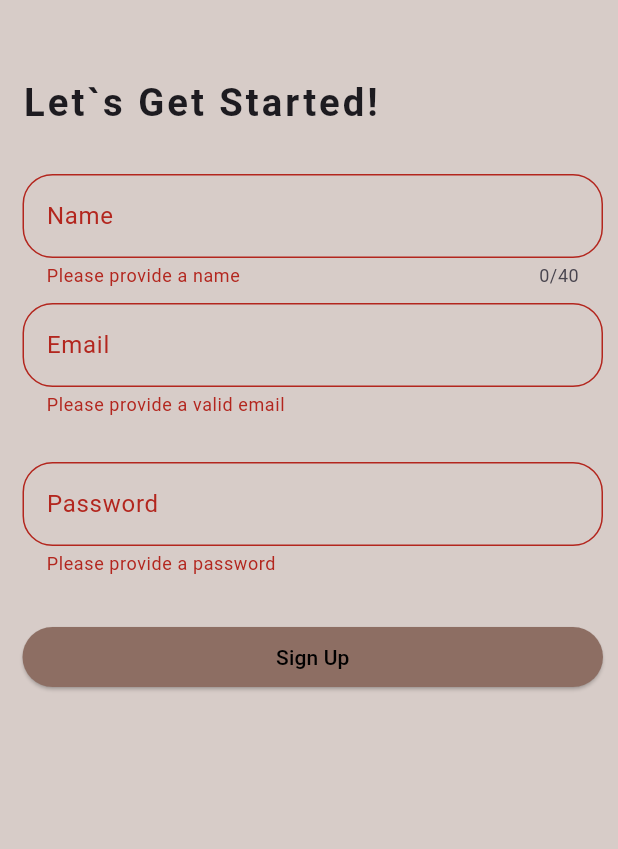
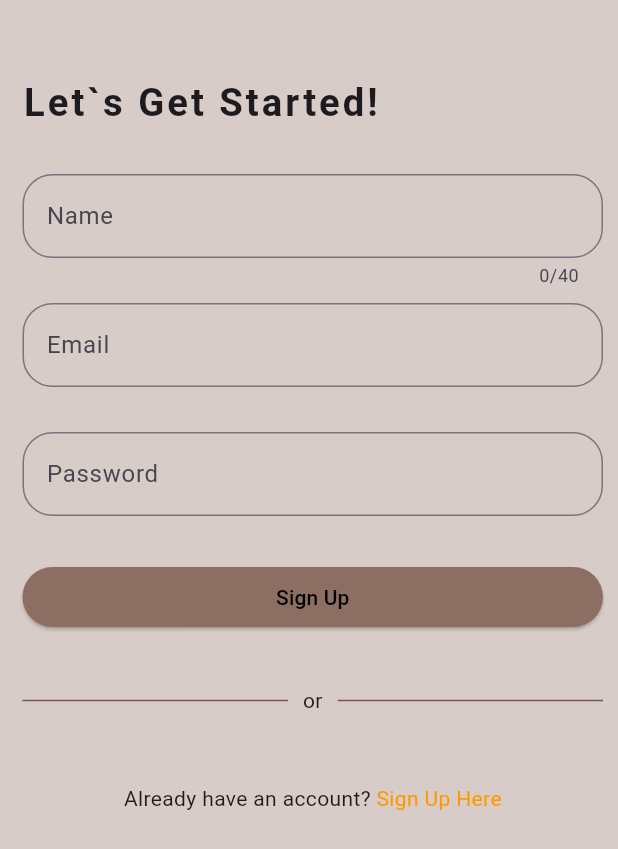
Before and after one commit to CelerinaD/Front-App, a Flutter app: the screen it shows after launch, after a tap on "Sign Up", on a phone screen of 412 x 824 dp. Shown: the top 849 px of the screen. Run offline on Flutter 3.47's test engine with Material 3 defaults, Android fonts, the phone set to English and light mode, and no system bars.

Commit message:
Activity 3

```diff
--- a/lib/main.dart
+++ b/lib/main.dart
@@ -6,7 +6,7 @@ import 'package:mobile_appfront/pages/signup.dart';
 import 'package:mobile_appfront/pages/login.dart';
 
 void main() => runApp(MaterialApp(
- initialRoute: '/signup',
+ initialRoute: '/login',
   routes: {
    '/' : (context) => Dashboard(),
    '/menu' : (context) => Menu(),
--- a/lib/pages/login.dart
+++ b/lib/pages/login.dart
@@ -19,12 +19,12 @@ class _LoginState extends State<Login> {
         backgroundColor: Colors.brown[100],
         body: SafeArea(
         child: Padding(
-        padding: EdgeInsets.fromLTRB(15.0, 50.0, 10.0, 0),
+        padding: EdgeInsets.fromLTRB(30.0, 60.0, 30.0, 0),
           child: Column(
           crossAxisAlignment: CrossAxisAlignment.start,
           children: <Widget>[
             Text(
-              'Let`s Get Started!',
+              'Welcome!',
               style: TextStyle(
                 fontWeight: FontWeight.w700,
                 letterSpacing: 2.0,
@@ -32,6 +32,11 @@ class _LoginState extends State<Login> {
               ),
             ),
             SizedBox(height: 10.0,),
+            Form(
+              key: formKey,
+              child: Column(
+                crossAxisAlignment: CrossAxisAlignment.stretch,
+                children: <Widget>[
             TextFormField(
               keyboardType: TextInputType.emailAddress,
               decoration: InputDecoration(
@@ -93,10 +98,35 @@ class _LoginState extends State<Login> {
                 foregroundColor: Colors.black,
               ),
             ),
+          SizedBox(height: 30.0,),
+          Row(
+            children: [
+              Text(
+                  'Don`t Have an account?',
+                style: TextStyle(
+                  color: Colors.black,
+                ),
+              ),
+              SizedBox(width: 5.0,),
+              InkWell(
+                child: Text(
+                  'Sign Up',
+                  style: TextStyle(
+
+                    color: Colors.orange[400],
+                  ),
+                ),
+                onTap: ()=> Navigator.popAndPushNamed(context, '/signup'),
+              )
+            ],
+          )
           ],
           ),
         ),
-          ),
+    ],
+     ),
+    ),
+        ),
     );
 
   }
--- a/lib/pages/signup.dart
+++ b/lib/pages/signup.dart
@@ -31,7 +31,9 @@ class _SignupState extends State<Signup> {
                   fontSize: 25.5,
                 ),
               ),
-              SizedBox(height: 30.0,),
+              SizedBox(
+                height: 30.0,
+              ),
               Form(
                 key: formKey,
                 child: Column(
@@ -42,78 +44,77 @@ class _SignupState extends State<Signup> {
                       decoration: InputDecoration(
                         label: Text('Name'),
                         border: OutlineInputBorder(
-                          borderRadius: BorderRadius.circular(20.0)
+                            borderRadius: BorderRadius.circular(20.0)),
                       ),
-                      ),
-                      validator: (value){
-                        if(value == null || value.isEmpty){
+                      validator: (value) {
+                        if (value == null || value.isEmpty) {
                           return 'Please provide a name';
                         }
-                        if(value.length < 2){
+                        if (value.length < 2) {
                           return 'Name should be atleast 3 letters long';
                         }
                         return null;
                       },
-                      onSaved: (value){
+                      onSaved: (value) {
                         name = value!;
                       },
                     ),
-                    SizedBox(height: 10.0,),
+                    SizedBox(
+                      height: 10.0,
+                    ),
                     TextFormField(
                       keyboardType: TextInputType.emailAddress,
                       decoration: InputDecoration(
                         label: Text('Email'),
                         border: OutlineInputBorder(
-                            borderRadius: BorderRadius.circular(20.0)
-
+                            borderRadius: BorderRadius.circular(20.0)),
                       ),
-
-                ),
-                      validator: (value){
-                        if(value == null || value.isEmpty){
+                      validator: (value) {
+                        if (value == null || value.isEmpty) {
                           return 'Please provide a valid email';
                         }
                         return null;
                       },
-                      onSaved: (value){
+                      onSaved: (value) {
                         email = value!;
                       },
                     ),
-                  SizedBox(height: 30.0,),
+                    SizedBox(
+                      height: 30.0,
+                    ),
                     TextFormField(
                       obscureText: true,
                       decoration: InputDecoration(
                         label: Text('Password'),
                         border: OutlineInputBorder(
-                          borderRadius: BorderRadius.circular(20.0)
+                            borderRadius: BorderRadius.circular(20.0)),
                       ),
-        ),
-                    validator: (value){
-                      if(value == null || value.isEmpty){
+                      validator: (value) {
+                        if (value == null || value.isEmpty) {
                           return 'Please provide a password';
                         }
-                      if(value.length < 8){
+                        if (value.length < 8) {
                           return 'Password should be atleast 8 characters long';
                         }
-                      if(value.length > 20){
+                        if (value.length > 20) {
                           return 'Password should be atleast 20 characters long';
                         }
                         return null;
                       },
-                    onSaved: (value){
+                      onSaved: (value) {
                         password = value!;
                       },
                     ),
-
-              SizedBox(height: 30.0,),
+                    SizedBox(
+                      height: 30.0,
+                    ),
                     ElevatedButton(
-                 onPressed: (){
-                   if(formKey.currentState!.validate()){
+                      onPressed: () {
+                        if (formKey.currentState!.validate()) {
                           formKey.currentState!.save();
                           print(name);
                           print(email);
                           print(password);
-
                         }
                       },
                       child: Text('Sign Up'),
@@ -122,6 +123,43 @@ class _SignupState extends State<Signup> {
                         foregroundColor: Colors.black,
                       ),
                     ),
+                    Row(
+                      children: [
+                        Expanded(
+                            child: Divider(
+                          color: Colors.brown,
+                        )),
+                        SizedBox(
+                            width: 10,
+                            height: 90.0,
+                        ),
+                        Text("or"),
+                        SizedBox(width: 10),
+                        Expanded(child: Divider(
+                          color: Colors.brown,
+                        ))
+                      ],
+                    ),
+                    SizedBox(
+                      width: 30.0,
+                      height: 10.0,
+                    ),
+                    Row(
+                      mainAxisAlignment: MainAxisAlignment.center,
+                      children: [
+                        Text("Already have an account? "),
+                        InkWell(
+                          child: Text(
+                            'Sign Up Here',
+                            style: TextStyle(
+                              color: Colors.orange,
+                            ),
+                          ),
+                          onTap: () =>
+                              Navigator.popAndPushNamed(context, '/login'),
+                        ),
+                      ],
+                    )
                   ],
                 ),
               ),
```
Lines whose indentation alone changed are shown as unchanged.
